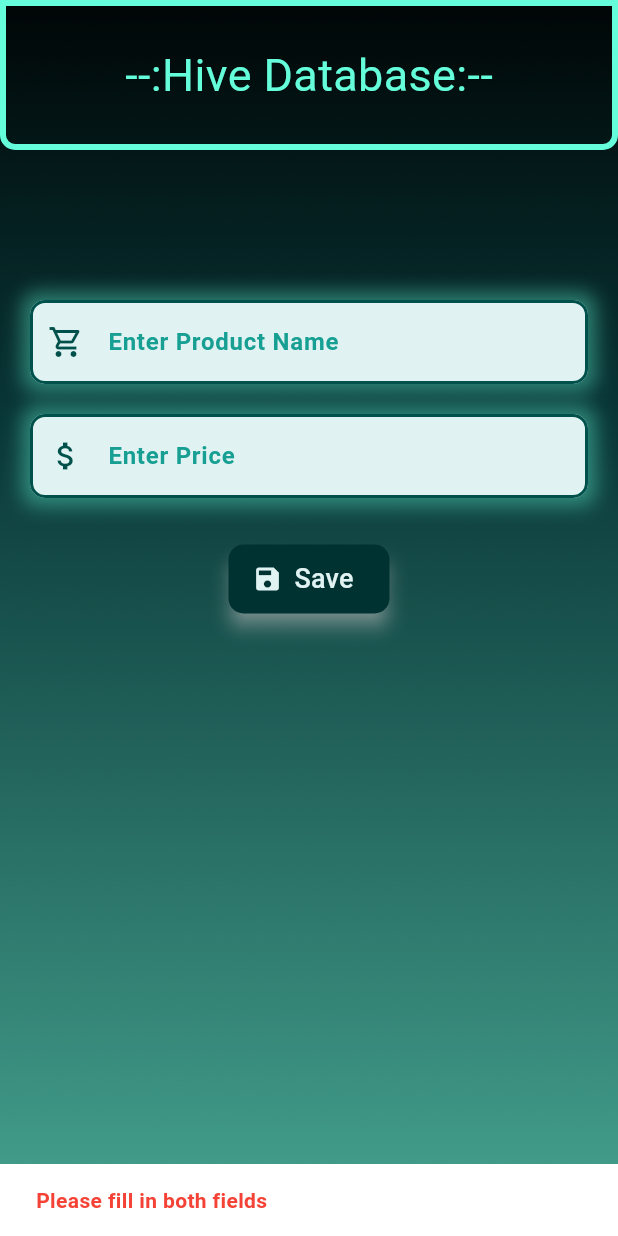
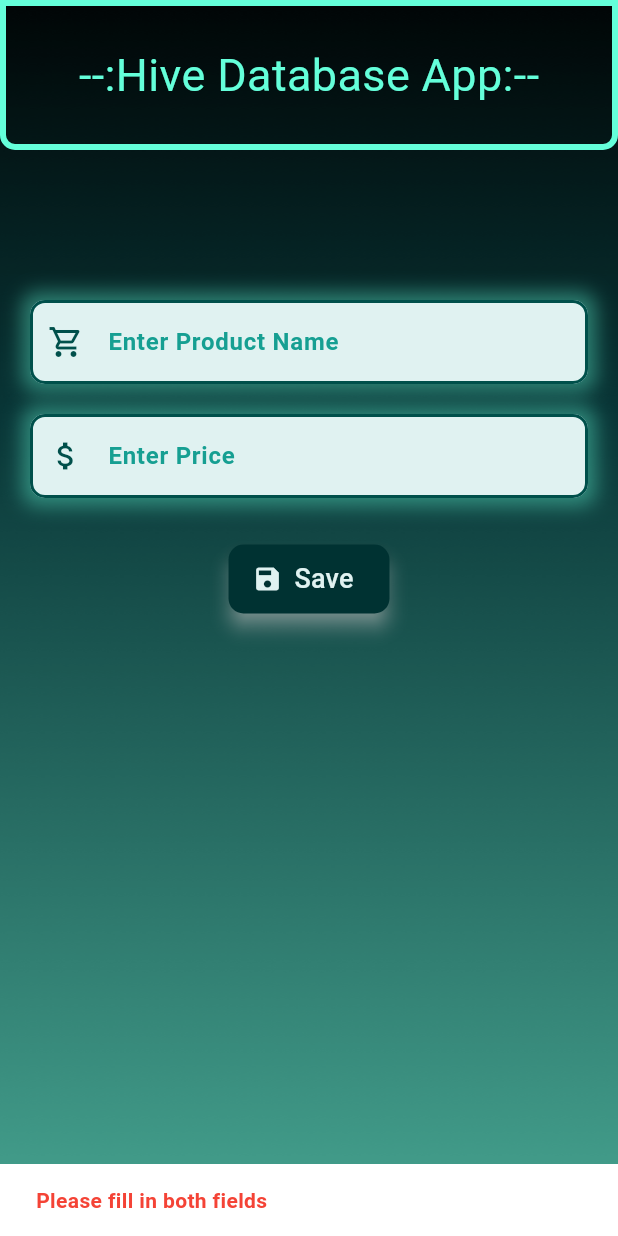
Before and after one commit to akashverma55/Hive_Flutter_App, a Flutter app: the screen it shows after launch, after a tap on "Save", on a phone screen of 412 x 824 dp. Run offline on Flutter 3.47's test engine with Material 3 defaults, Android fonts, the phone set to English and light mode, and no system bars; our stand-ins replace hive_flutter; accounts and stored records are empty.

Commit message:
Updated Code

```diff
--- a/lib/main.dart
+++ b/lib/main.dart
@@ -15,14 +15,14 @@
   @override
   Widget build(BuildContext context) {
     return const MaterialApp(
-      home: MyHomePage(), // Added const
+      home: MyHomePage(),
       debugShowCheckedModeBanner: false,
     );
   }
 }
 
 class MyHomePage extends StatefulWidget {
-  const MyHomePage({super.key}); // Added const constructor
+  const MyHomePage({super.key});
 
   @override
   State<MyHomePage> createState() => _MyHomePageState();
@@ -31,44 +31,42 @@
 class _MyHomePageState extends State<MyHomePage> {
   final TextEditingController nameController = TextEditingController();
   final TextEditingController priceController = TextEditingController();
-  final mybox = Hive.box("MyBox"); // Made final
+  final mybox = Hive.box("MyBox");
   List mydata = [];
   int? selectedKey;
 
   @override
   void initState() {
     super.initState();
-    _getItem(); // Made private
+    getItem();
   }
 
-  Future<void> _addItem(Map<String, dynamic> data) async {
-    // Made private and typed
+  Future<void> addItem(Map<String, dynamic> data) async {
+    //data will come in key:value format
     await mybox.add(data);
-    _getItem();
+    getItem();
   }
 
-  Future<void> _deleteItem(dynamic key) async {
-    // Made private
+  Future<void> deleteItem(dynamic key) async {
     await mybox.delete(key);
-    _getItem();
+    getItem();
   }
 
-  Future<void> _updateItem(
-    dynamic key,
-    Map<String, dynamic> updatedData,
-  ) async {
-    // Made private and typed
+  Future<void> updateItem(dynamic key, Map<String, dynamic> updatedData) async {
     await mybox.put(key, updatedData);
-    _getItem();
+    getItem();
   }
 
-  void _getItem() {
-    // Made private
+  // Hive Data                                              Mydata
+  // {                                                       [
+  // 0: {'title': 'Apple', 'price': '20'},                      {'Key': 0, 'title': 'Apple', 'price': '20'},
+  // 1: {'title': 'Banana', 'price': '10'},                     {'key': 1, 'title': 'Banana', 'price': '10'}
+  // }                                                       ]
+  void getItem() {
     setState(() {
       mydata = mybox.keys
           .map(
             (e) => {
-              // Simplified
               'Key': e,
               'title': mybox.get(e)['title'] ?? '',
               'price': mybox.get(e)['price'] ?? '',
@@ -78,30 +76,27 @@
     });
   }
 
-  void _handleEdit(int key, String title, String price) {
-    // Made private
-    setState(() {
-      selectedKey = key;
-      nameController.text = title;
-      priceController.text = price;
-    });
-  }
+  // void handleEdit(int key, String title, String price) {
+  //   setState(() {
+  //     selectedKey = key;
+  //     nameController.text = title;
+  //     priceController.text = price;
+  //   });
+  // }
 
-  void _clearForm() {
-    // Made private
-    setState(() {
-      selectedKey = null;
-      nameController.clear();
-      priceController.clear();
-    });
-  }
+  // void clearForm() {
+  //   setState(() {
+  //     selectedKey = null;
+  //     nameController.clear();
+  //     priceController.clear();
+  //   });
+  // }
 
   @override
   Widget build(BuildContext context) {
     return Scaffold(
       body: Container(
         decoration: const BoxDecoration(
-          // Added const
           image: DecorationImage(
             image: AssetImage('assets/images/bg.png'),
             fit: BoxFit.cover,
@@ -119,10 +114,8 @@
                 border: Border.all(width: 4, color: Colors.tealAccent),
               ),
               child: const Center(
-                // Added const
                 child: Text(
-                  // Added const
-                  "--:Hive Database:--",
+                  "--:Hive Database App:--",
                   style: TextStyle(
                     color: Colors.tealAccent,
                     fontSize: 30,
@@ -131,9 +124,9 @@
                 ),
               ),
             ),
-            const SizedBox(height: 100), // Added const
+            const SizedBox(height: 100),
             Container(
-              margin: const EdgeInsets.symmetric(horizontal: 20), // Added const
+              margin: const EdgeInsets.symmetric(horizontal: 20),
               decoration: BoxDecoration(
                 borderRadius: BorderRadius.circular(10),
                 boxShadow: [
@@ -147,7 +140,6 @@
               child: TextField(
                 controller: nameController,
                 style: const TextStyle(
-                  // Added const
                   color: Color.fromARGB(255, 0, 80, 75),
                   fontWeight: FontWeight.bold,
                 ),
@@ -172,8 +164,8 @@
             ),
             SizedBox(height: 20),
             Container(
-              margin: const EdgeInsets.symmetric(horizontal: 20), // Added const
-              decoration:BoxDecoration(
+              margin: const EdgeInsets.symmetric(horizontal: 20),
+              decoration: BoxDecoration(
                 borderRadius: BorderRadius.circular(10),
                 boxShadow: [
                   BoxShadow(
@@ -182,15 +174,12 @@
                     blurRadius: 10,
                   ),
                 ],
-              ), // Reused constant
+              ),
               child: TextField(
                 controller: priceController,
                 keyboardType: TextInputType.number,
-                inputFormatters: [
-                  FilteringTextInputFormatter.digitsOnly,
-                ], // Added const
+                inputFormatters: [FilteringTextInputFormatter.digitsOnly],
                 style: const TextStyle(
-                  // Added const
                   color: Color.fromARGB(255, 0, 80, 75),
                   fontWeight: FontWeight.bold,
                 ),
@@ -222,29 +211,30 @@
               mainAxisAlignment: MainAxisAlignment.spaceEvenly,
               children: [
                 Padding(
-                  padding:const EdgeInsets.symmetric(vertical: 10),
+                  padding: const EdgeInsets.symmetric(vertical: 10),
                   child: ElevatedButton.icon(
                     onPressed: () {
                       if (nameController.text.trim().isNotEmpty &&
                           priceController.text.trim().isNotEmpty) {
                         final Map<String, dynamic> m1 = {
-                          // Added type
                           "title": nameController.text,
                           "price": priceController.text,
                         };
 
                         if (selectedKey != null) {
-                          _updateItem(selectedKey, m1);
+                          updateItem(selectedKey, m1);
                         } else {
-                          _addItem(m1);
+                          addItem(m1);
                         }
-                        _clearForm();
+                        setState(() {
+                          selectedKey = null;
+                          nameController.clear();
+                          priceController.clear();
+                        });
                       } else {
                         ScaffoldMessenger.of(context).showSnackBar(
                           const SnackBar(
-                            // Added const
                             content: Text(
-                              // Added const
                               "Please fill in both fields",
                               style: TextStyle(
                                 color: Colors.red,
@@ -262,7 +252,6 @@
                       elevation: 5,
                       shadowColor: Colors.white,
                       shape: RoundedRectangleBorder(
-                        // Added const
                         borderRadius: BorderRadius.circular(10),
                       ),
                     ),
@@ -271,10 +260,10 @@
                       size: 20,
                     ),
                     label: Padding(
-                      padding:const EdgeInsets.symmetric(vertical: 10),
+                      padding: const EdgeInsets.symmetric(vertical: 10),
                       child: Text(
                         selectedKey != null ? "Update" : "Save",
-                        style: const TextStyle(fontSize: 18), // Added const
+                        style: const TextStyle(fontSize: 18),
                       ),
                     ),
                   ),
@@ -282,32 +271,37 @@
 
                 if (selectedKey != null)
                   Padding(
-                    padding: const EdgeInsets.symmetric(vertical: 10), // Reused constant
+                    padding: const EdgeInsets.symmetric(vertical: 10),
                     child: ElevatedButton.icon(
-                      onPressed: _clearForm,
+                      onPressed: () {
+                        setState(() {
+                          selectedKey = null;
+                          nameController.clear();
+                          priceController.clear();
+                        });
+                      },
                       style: ElevatedButton.styleFrom(
                         backgroundColor: Colors.red[900],
                         foregroundColor: Colors.teal[50],
                         elevation: 5,
                         shadowColor: Colors.white,
                         shape: RoundedRectangleBorder(
-                          // Added const
                           borderRadius: BorderRadius.circular(10),
                         ),
                       ),
-                      icon: const Icon(Icons.cancel, size: 20), // Added const
+                      icon: const Icon(Icons.cancel, size: 20),
                       label: Padding(
-                        padding: const EdgeInsets.symmetric(vertical: 10), // Reused constant
+                        padding: const EdgeInsets.symmetric(vertical: 10),
                         child: const Text(
                           "Cancel",
                           style: TextStyle(fontSize: 18),
-                        ), // Added const
+                        ),
                       ),
                     ),
                   ),
               ],
             ),
-            const SizedBox(height: 20), // Added const
+            const SizedBox(height: 20),
             Expanded(
               child: ListView.builder(
                 scrollDirection: Axis.vertical,
@@ -318,7 +312,6 @@
                     title: Text(
                       "${mydata[index]['title']}",
                       style: const TextStyle(
-                        // Added const
                         fontWeight: FontWeight.bold,
                         color: Colors.tealAccent,
                       ),
@@ -326,32 +319,25 @@
                     subtitle: Text(
                       "${mydata[index]['price']}",
                       style: const TextStyle(
-                        // Added const
                         fontWeight: FontWeight.bold,
                         color: Colors.tealAccent,
                       ),
                     ),
                     leading: IconButton(
                       onPressed: () {
-                        _handleEdit(
-                          mydata[index]['Key'],
-                          mydata[index]['title'],
-                          mydata[index]['price'],
-                        );
+                        setState(() {
+                          selectedKey = mydata[index]['Key'];
+                          nameController.text = mydata[index]['title'];
+                          priceController.text = mydata[index]['price'];
+                        });
                       },
-                      icon: const Icon(
-                        Icons.edit,
-                        color: Colors.tealAccent,
-                      ), // Added const
+                      icon: const Icon(Icons.edit, color: Colors.tealAccent),
                     ),
                     trailing: IconButton(
                       onPressed: () {
-                        _deleteItem(mydata[index]['Key']);
+                        deleteItem(mydata[index]['Key']);
                       },
-                      icon: const Icon(
-                        Icons.delete,
-                        color: Colors.tealAccent,
-                      ), // Added const
+                      icon: const Icon(Icons.delete, color: Colors.tealAccent),
                     ),
                   );
                 },
```
